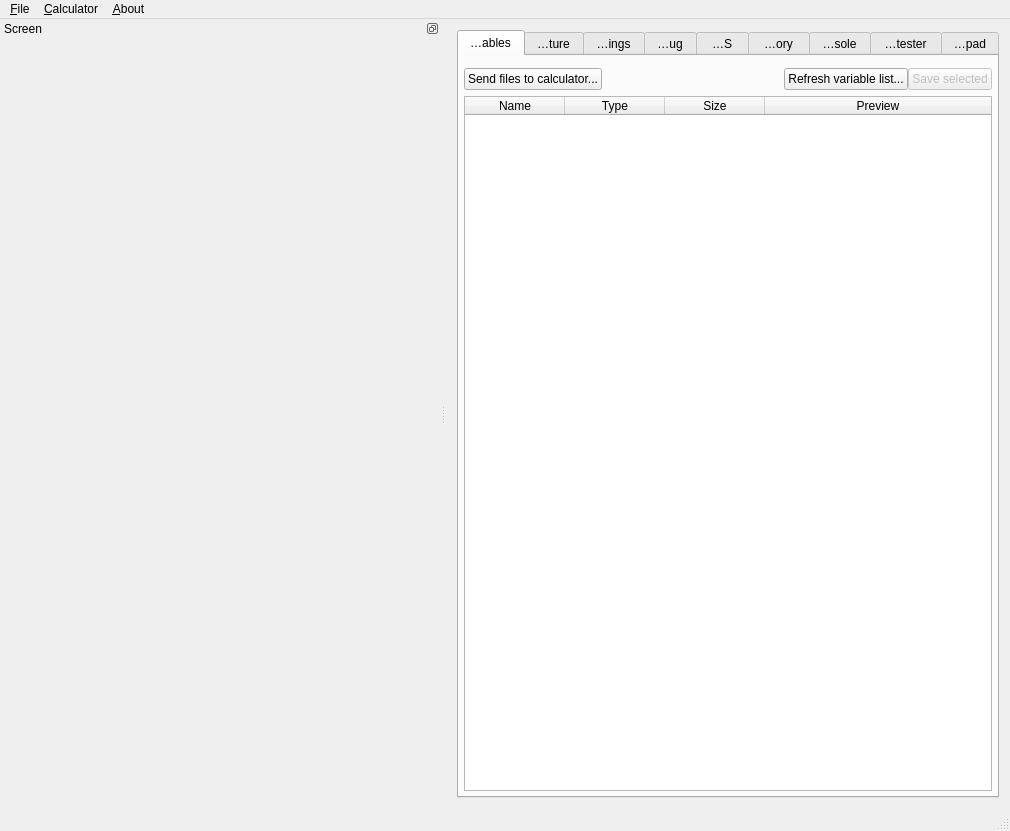
First picture: the form in gui/qt/mainwindow.ui, repository CE-Programming/CEmu, before the edit.
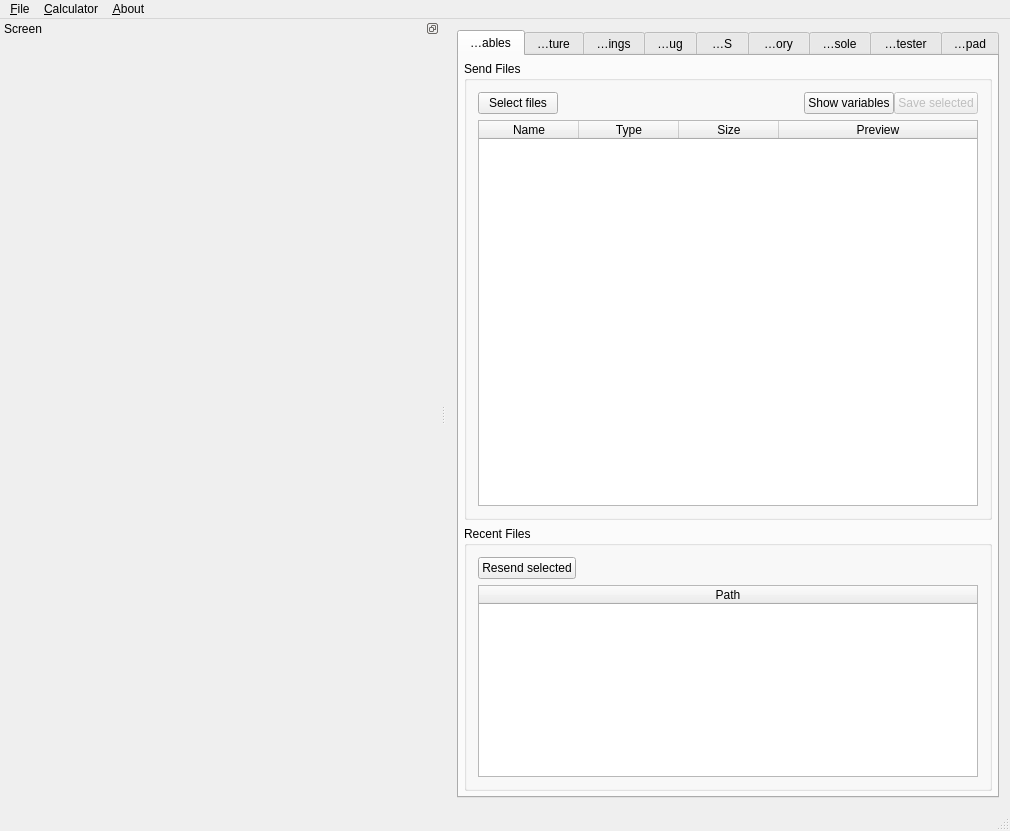
Second picture: the form after the edit. The open tabs and pages were chosen to show the change. Icons and pictures are not drawn. Custom widgets are drawn as their Qt base class.

Commit message: Fix #114 Fix #113 Fix #110 and other things The variable tab was never meant to be connected to the debugger in the first place. That is what the TI-OS view is for.

```diff
--- a/gui/qt/mainwindow.ui
+++ b/gui/qt/mainwindow.ui
@@ -106,12 +106,18 @@
          <number>5</number>
         </property>
         <item>
+         <widget class="QGroupBox" name="groupBox_12">
+          <property name="title">
+           <string>Send Files</string>
+          </property>
+          <layout class="QGridLayout" name="gridLayout_19">
+           <item row="0" column="0">
          <layout class="QHBoxLayout" name="horizontalLayout_5">
           <property name="spacing">
            <number>0</number>
           </property>
           <property name="topMargin">
-           <number>7</number>
+              <number>0</number>
           </property>
           <property name="bottomMargin">
            <number>0</number>
@@ -128,7 +134,7 @@
              <enum>Qt::TabFocus</enum>
             </property>
             <property name="text">
-             <string>Send files to calculator...</string>
+                <string>Select files</string>
             </property>
            </widget>
           </item>
@@ -160,7 +166,7 @@
              <enum>Qt::TabFocus</enum>
             </property>
             <property name="text">
-             <string>Refresh variable list...</string>
+                <string>Show variables</string>
             </property>
            </widget>
           </item>
@@ -185,7 +191,7 @@
           </item>
          </layout>
         </item>
-        <item>
+           <item row="1" column="0">
          <widget class="QTableWidget" name="emuVarView">
           <property name="sizePolicy">
            <sizepolicy hsizetype="MinimumExpanding" vsizetype="MinimumExpanding">
@@ -265,6 +271,87 @@
         </item>
        </layout>
       </widget>
+        </item>
+        <item>
+         <widget class="QGroupBox" name="groupBox_3">
+          <property name="title">
+           <string>Recent Files</string>
+          </property>
+          <layout class="QGridLayout" name="gridLayout_12">
+           <item row="2" column="0">
+            <widget class="QTableWidget" name="varLoadedView">
+             <property name="sizePolicy">
+              <sizepolicy hsizetype="Expanding" vsizetype="Minimum">
+               <horstretch>0</horstretch>
+               <verstretch>0</verstretch>
+              </sizepolicy>
+             </property>
+             <property name="focusPolicy">
+              <enum>Qt::ClickFocus</enum>
+             </property>
+             <property name="showDropIndicator" stdset="0">
+              <bool>false</bool>
+             </property>
+             <property name="dragDropOverwriteMode">
+              <bool>false</bool>
+             </property>
+             <property name="selectionBehavior">
+              <enum>QAbstractItemView::SelectItems</enum>
+             </property>
+             <property name="sortingEnabled">
+              <bool>true</bool>
+             </property>
+             <attribute name="horizontalHeaderStretchLastSection">
+              <bool>true</bool>
+             </attribute>
+             <attribute name="verticalHeaderVisible">
+              <bool>false</bool>
+             </attribute>
+             <column>
+              <property name="text">
+               <string>Path</string>
+              </property>
+             </column>
+            </widget>
+           </item>
+           <item row="0" column="0">
+            <layout class="QHBoxLayout" name="horizontalLayout_26">
+             <property name="bottomMargin">
+              <number>0</number>
+             </property>
+             <item>
+              <widget class="QPushButton" name="buttonResendFiles">
+               <property name="sizePolicy">
+                <sizepolicy hsizetype="Maximum" vsizetype="Fixed">
+                 <horstretch>0</horstretch>
+                 <verstretch>0</verstretch>
+                </sizepolicy>
+               </property>
+               <property name="text">
+                <string>Resend selected</string>
+               </property>
+              </widget>
+             </item>
+             <item>
+              <spacer name="horizontalSpacer_2">
+               <property name="orientation">
+                <enum>Qt::Horizontal</enum>
+               </property>
+               <property name="sizeHint" stdset="0">
+                <size>
+                 <width>40</width>
+                 <height>20</height>
+                </size>
+               </property>
+              </spacer>
+             </item>
+            </layout>
+           </item>
+          </layout>
+         </widget>
+        </item>
+       </layout>
+      </widget>
       <widget class="QWidget" name="tabCapture">
        <attribute name="icon">
         <iconset resource="resources.qrc">
```
Left out of the diff: 23 changed lines with no effect on the pictures. Lines whose indentation alone changed are shown as unchanged. The commit also changes 22 other files.
